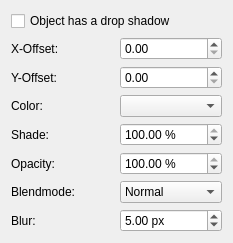
scribusproject/scribus, file scribus/ui/propertiespalette_shadowbase.ui: the form before one commit.
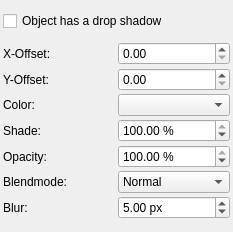
The form after the commit. Custom widgets are drawn as their Qt base class.

Commit message: #16489: Unify margins and spacing for properties palette, set 1 <bubu>

```diff
--- a/scribus/ui/propertiespalette_shadowbase.ui
+++ b/scribus/ui/propertiespalette_shadowbase.ui
@@ -14,6 +14,21 @@
    <string notr="true">Form</string>
   </property>
   <layout class="QVBoxLayout" name="verticalLayout">
+   <property name="spacing">
+    <number>3</number>
+   </property>
+   <property name="leftMargin">
+    <number>3</number>
+   </property>
+   <property name="topMargin">
+    <number>3</number>
+   </property>
+   <property name="rightMargin">
+    <number>3</number>
+   </property>
+   <property name="bottomMargin">
+    <number>3</number>
+   </property>
    <item>
     <widget class="QCheckBox" name="hasSoftShadow">
      <property name="text">
@@ -23,6 +38,9 @@
    </item>
    <item>
     <layout class="QGridLayout" name="gridLayout">
+     <property name="spacing">
+      <number>3</number>
+     </property>
      <item row="0" column="0">
       <widget class="QLabel" name="label">
        <property name="text">
```
The commit also changes 5 other files.
